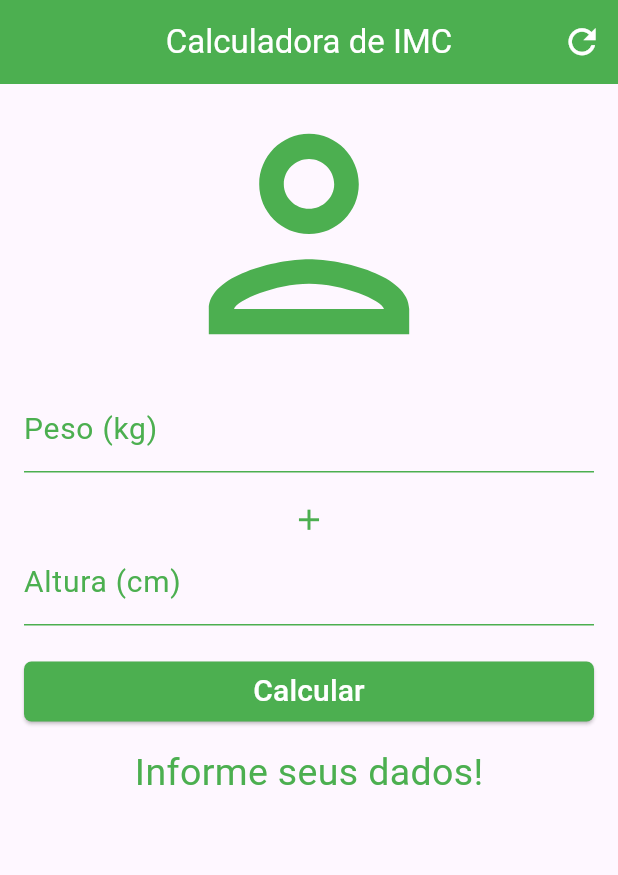
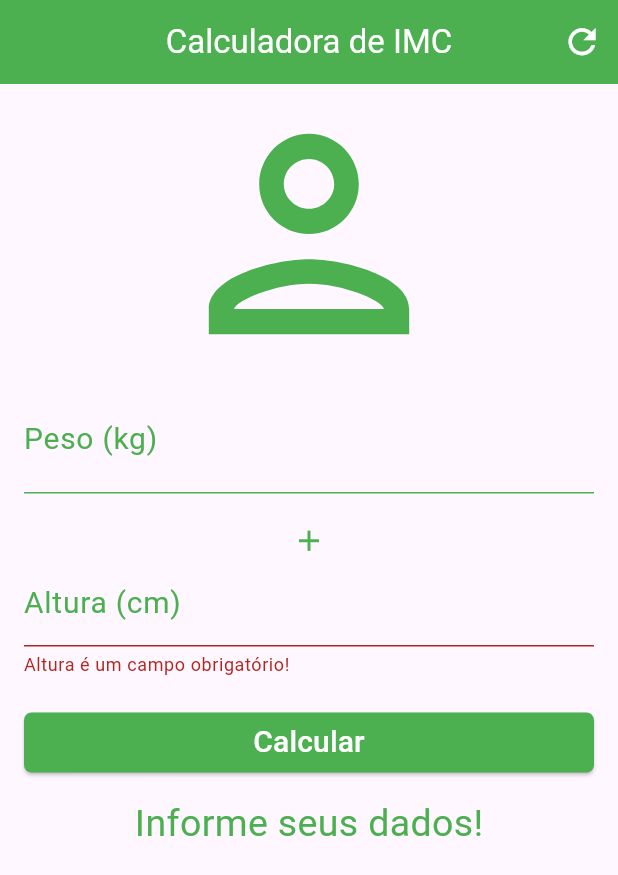
Before and after one commit to LFPires1993/Flutter-IMC_Calculator, a Flutter app: the screen it shows after launch, after a tap on "Calcular", on a phone screen of 412 x 824 dp. Shown: the top 875 px of the screen. Run offline on Flutter 3.47's test engine with Material 3 defaults, Android fonts, the phone set to English and light mode, and no system bars.

Commit message:
Finalize app

```diff
--- a/lib/main.dart
+++ b/lib/main.dart
@@ -24,7 +24,8 @@ class _AppHomeState extends State<AppHome> {
 
   @override
   Widget build(BuildContext context) {
-    return Scaffold(
+    return SafeArea(
+      child: Scaffold(
         appBar: AppBar(
           actions: [
             IconButton(
@@ -45,16 +46,19 @@ class _AppHomeState extends State<AppHome> {
           centerTitle: true,
           backgroundColor: Colors.green,
         ),
-      body: Padding(
+        body: SingleChildScrollView(
+          child: Padding(
             padding: const EdgeInsets.symmetric(vertical: 0, horizontal: 16),
             child: Center(
               child: Column(
                 children: [
-              const Icon(Icons.person_outlined, size: 200, color: Colors.green),
+                  const Icon(Icons.person_outlined,
+                      size: 200, color: Colors.green),
                   TextField(
                     textAlign: TextAlign.center,
                     keyboardType: TextInputType.number,
                     controller: _weightController,
+                    style: const TextStyle(color: Colors.green, fontSize: 25),
                     decoration: InputDecoration(
                       errorText: _weightError,
                       labelText: 'Peso (kg)',
@@ -87,7 +91,7 @@ class _AppHomeState extends State<AppHome> {
                   SizedBox(
                     width: double.infinity,
                     child: ElevatedButton(
-                  onPressed: () {},
+                      onPressed: calculateIMC,
                       style: ElevatedButton.styleFrom(
                         backgroundColor: Colors.green,
                         shape: RoundedRectangleBorder(
@@ -104,15 +108,44 @@ class _AppHomeState extends State<AppHome> {
                     ),
                   ),
                   const SizedBox(height: 12),
-              Text(_result, style: const TextStyle(
+                  Text(
+                    _result,
+                    style: const TextStyle(
                       color: Colors.green,
                       fontSize: 25,
-              ),),
+                    ),
+                  ),
                 ],
               ),
             ),
           ),
+        ),
+      ),
     );
+  }
+
+  calculateIMC() {
+    int? height = int.tryParse(_heightController.text);
+    if (height == null) {
+      setState(() {
+        _heightError = 'Altura é um campo obrigatório!';
+        _weightError = null;
+      });
+      return;
+    }
+
+    int? weight = int.tryParse(_weightController.text);
+    if (weight == null) {
+      setState(() {
+        _weightError = 'Peso é um campo obrigatório!';
+        _heightError = null;
+      });
+      return;
+    }
+
+    final double imc = weight / (height * 2) * 100;
+
+    setResult(imc);
   }
 
   clearFields() {
@@ -121,4 +154,31 @@ class _AppHomeState extends State<AppHome> {
       _weightController.text = '';
     });
   }
+
+  setResult(double imc) {
+    final String result;
+    if (imc < 16) {
+      result = 'IMC: ${imc.toStringAsFixed(2)} = Magreza grave!';
+    } else if (imc < 17) {
+      result = 'IMC: ${imc.toStringAsFixed(2)} = Magreza moderada!';
+    } else if (imc < 18.6) {
+      result = 'IMC: ${imc.toStringAsFixed(2)} = Magreza leve!';
+    } else if (imc < 25) {
+      result = 'IMC: ${imc.toStringAsFixed(2)} = Peso ideal!';
+    } else if (imc < 30) {
+      result = 'IMC: ${imc.toStringAsFixed(2)} = Sobrepeso!';
+    } else if (imc < 35) {
+      result = 'IMC: ${imc.toStringAsFixed(2)} = Obesidade grau 1!';
+    } else if (imc < 40) {
+      result = 'IMC: ${imc.toStringAsFixed(2)} = Obesidade grau 2!';
+    } else {
+      result = 'IMC: ${imc.toStringAsFixed(2)} = Obesidade grau 3!';
     }
+
+    setState(() {
+      _weightError = null;
+      _heightError = null;
+      _result = result;
+    });
+  }
+}
```
Also changed, not shown: pubspec.yaml (+9 -0 lines), assets/icon/icon.png (added), pubspec.lock, 6 other files. Lines whose indentation alone changed are shown as unchanged.
